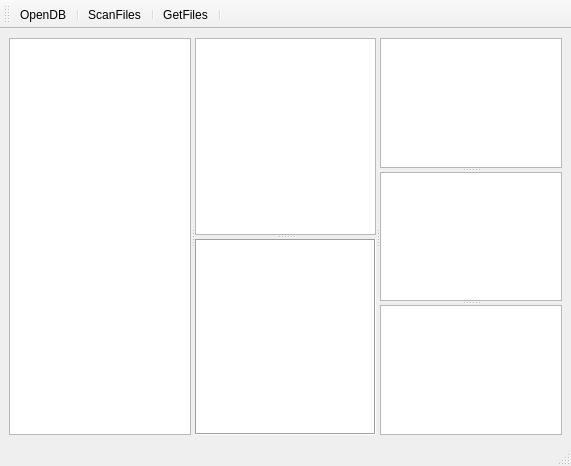
Michal-D4/MyFiles, file view/new_view.ui: the form before one commit.
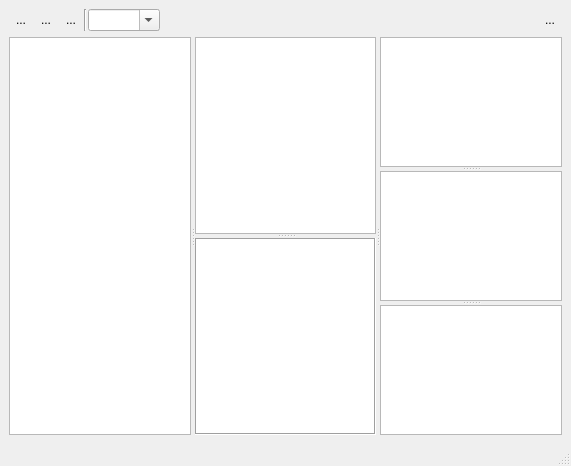
The form after the commit. Icons and pictures are not drawn.

Commit message: ToolBar = manually created = h-layout

Diff of the .ui file:
```diff
--- a/view/new_view.ui
+++ b/view/new_view.ui
@@ -10,15 +10,154 @@
     <height>466</height>
    </rect>
   </property>
+  <property name="sizePolicy">
+   <sizepolicy hsizetype="Expanding" vsizetype="Preferred">
+    <horstretch>0</horstretch>
+    <verstretch>0</verstretch>
+   </sizepolicy>
+  </property>
   <property name="acceptDrops">
    <bool>false</bool>
   </property>
   <property name="windowTitle">
    <string>File organizer</string>
   </property>
+  <property name="toolButtonStyle">
+   <enum>Qt::ToolButtonIconOnly</enum>
+  </property>
   <widget class="QWidget" name="centralwidget">
    <layout class="QGridLayout" name="gridLayout">
     <item row="0" column="0">
+     <layout class="QHBoxLayout" name="toolBar">
+      <property name="spacing">
+       <number>1</number>
+      </property>
+      <item>
+       <widget class="QToolButton" name="btnOpenDB">
+        <property name="text">
+         <string>...</string>
+        </property>
+        <property name="icon">
+         <iconset>
+          <activeon>:/image/fileopen22.png</activeon>
+         </iconset>
+        </property>
+        <property name="iconSize">
+         <size>
+          <width>22</width>
+          <height>22</height>
+         </size>
+        </property>
+        <property name="autoRaise">
+         <bool>true</bool>
+        </property>
+       </widget>
+      </item>
+      <item>
+       <widget class="QToolButton" name="btnScanFiles">
+        <property name="text">
+         <string>...</string>
+        </property>
+        <property name="icon">
+         <iconset>
+          <normalon>:/image/loaddata22.png</normalon>
+         </iconset>
+        </property>
+        <property name="iconSize">
+         <size>
+          <width>22</width>
+          <height>22</height>
+         </size>
+        </property>
+        <property name="autoRaise">
+         <bool>true</bool>
+        </property>
+       </widget>
+      </item>
+      <item>
+       <widget class="QToolButton" name="btnGetFiles">
+        <property name="text">
+         <string>...</string>
+        </property>
+        <property name="icon">
+         <iconset>
+          <normalon>:/image/ic_action_play22.png</normalon>
+         </iconset>
+        </property>
+        <property name="iconSize">
+         <size>
+          <width>22</width>
+          <height>22</height>
+         </size>
+        </property>
+        <property name="autoRaise">
+         <bool>true</bool>
+        </property>
+       </widget>
+      </item>
+      <item>
+       <widget class="Line" name="line">
+        <property name="orientation">
+         <enum>Qt::Vertical</enum>
+        </property>
+       </widget>
+      </item>
+      <item>
+       <widget class="QComboBox" name="cb_places">
+        <property name="sizePolicy">
+         <sizepolicy hsizetype="Preferred" vsizetype="Expanding">
+          <horstretch>0</horstretch>
+          <verstretch>0</verstretch>
+         </sizepolicy>
+        </property>
+        <property name="editable">
+         <bool>true</bool>
+        </property>
+        <property name="iconSize">
+         <size>
+          <width>16</width>
+          <height>16</height>
+         </size>
+        </property>
+       </widget>
+      </item>
+      <item>
+       <spacer name="horizontalSpacer">
+        <property name="orientation">
+         <enum>Qt::Horizontal</enum>
+        </property>
+        <property name="sizeHint" stdset="0">
+         <size>
+          <width>40</width>
+          <height>20</height>
+         </size>
+        </property>
+       </spacer>
+      </item>
+      <item>
+       <widget class="QToolButton" name="btnOption">
+        <property name="text">
+         <string>...</string>
+        </property>
+        <property name="icon">
+         <iconset>
+          <normalon>:/image/menu.png</normalon>
+         </iconset>
+        </property>
+        <property name="iconSize">
+         <size>
+          <width>22</width>
+          <height>22</height>
+         </size>
+        </property>
+        <property name="autoRaise">
+         <bool>true</bool>
+        </property>
+       </widget>
+      </item>
+     </layout>
+    </item>
+    <item row="1" column="0">
      <widget class="QSplitter" name="main_splitter">
       <property name="orientation">
        <enum>Qt::Horizontal</enum>
@@ -103,26 +242,6 @@
    </layout>
   </widget>
   <widget class="QStatusBar" name="statusbar"/>
-  <widget class="QToolBar" name="toolBar">
-   <property name="acceptDrops">
-    <bool>false</bool>
-   </property>
-   <property name="windowTitle">
-    <string>toolBar</string>
-   </property>
-   <attribute name="toolBarArea">
-    <enum>TopToolBarArea</enum>
-   </attribute>
-   <attribute name="toolBarBreak">
-    <bool>false</bool>
-   </attribute>
-   <addaction name="actionOpenDB"/>
-   <addaction name="separator"/>
-   <addaction name="actionScanFiles"/>
-   <addaction name="separator"/>
-   <addaction name="actionGetFiles"/>
-   <addaction name="separator"/>
-  </widget>
   <action name="actionOpenDB">
    <property name="icon">
     <iconset>
```
Left out of the diff: 85 changed lines with no effect on the pictures.
